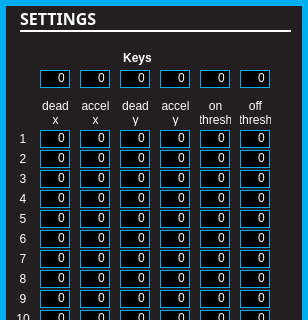
This is standalone/advanced/forms/settingsForm.ui in Muse-Kinetics/softstep_editor as Qt 5 draws it before an edit; both pictures show x 0 to 308 and y 0 to 320 of the 308 by 516 pixel window. The edited form follows.
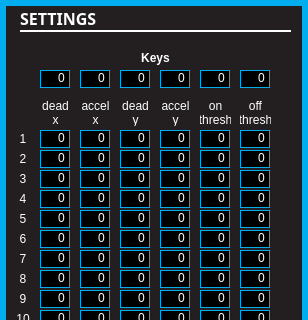
This is the edited form. Icons and pictures are not drawn.

```diff
--- a/standalone/advanced/forms/settingsForm.ui
+++ b/standalone/advanced/forms/settingsForm.ui
@@ -825,9 +825,9 @@
   <widget class="QLabel" name="label_2">
    <property name="geometry">
     <rect>
-     <x>10</x>
+     <x>20</x>
      <y>50</y>
-     <width>255</width>
+     <width>271</width>
      <height>16</height>
     </rect>
    </property>
```
Left out of the diff: 145 changed lines with no effect on the pictures.
